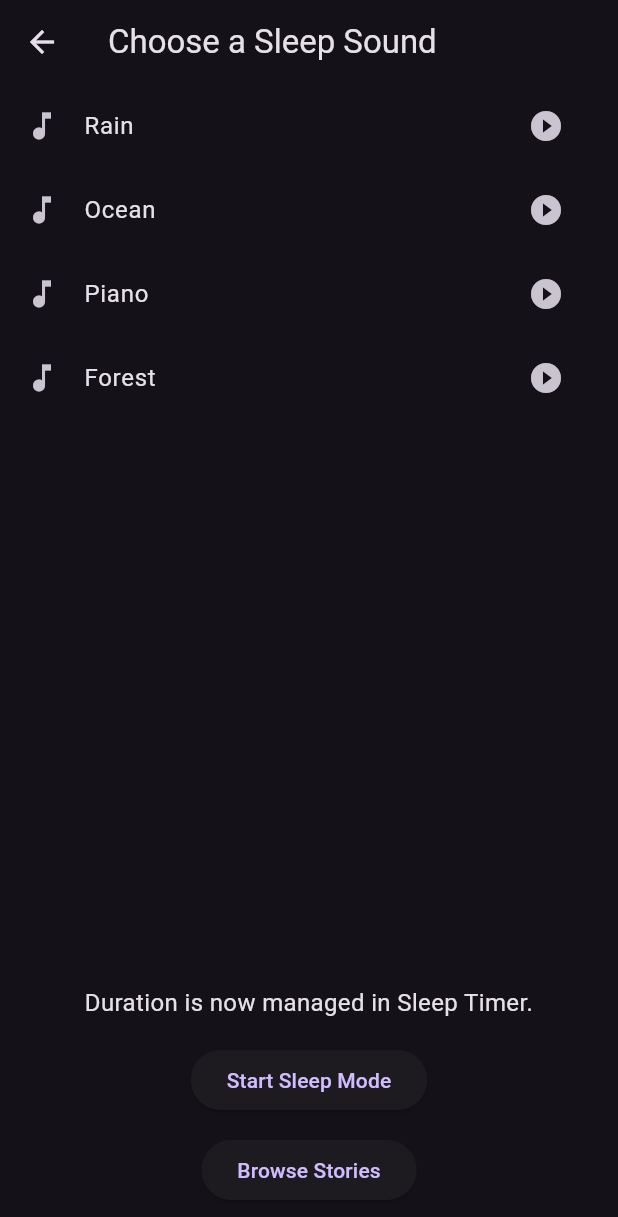
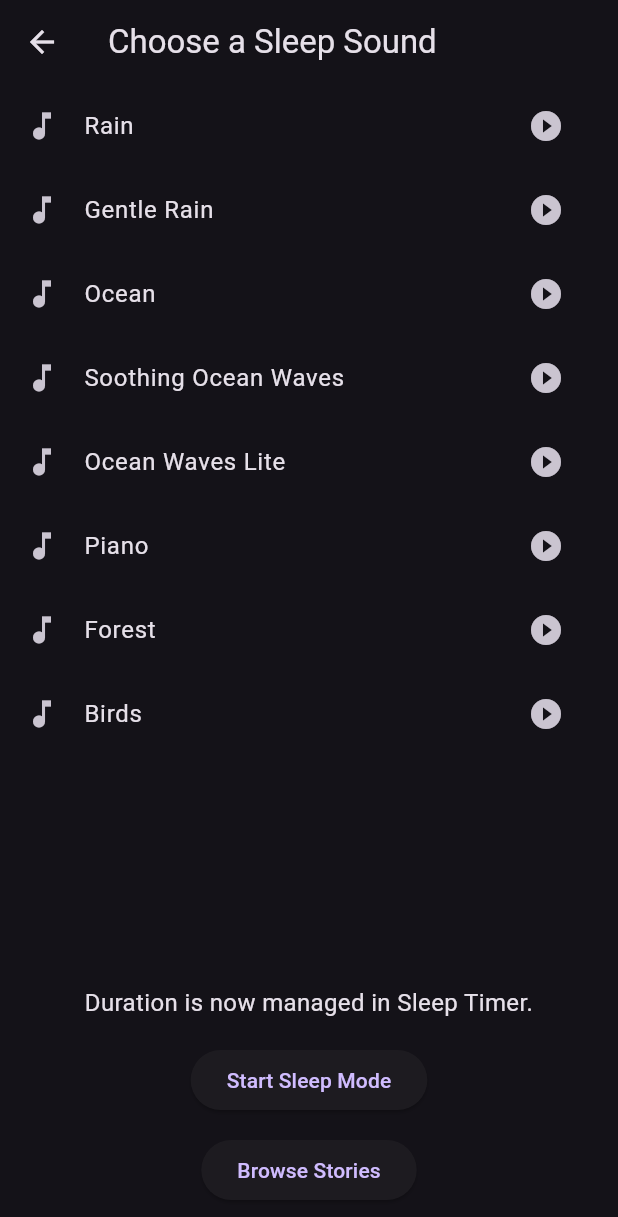
Before and after one commit to williamlebbie9-art/sleep-app, a Flutter app: the SoundSelectionScreen screen opened directly, on a phone screen of 412 x 824 dp. Shown: the top 1217 px of the screen. Run offline on Flutter 3.47's test engine with Material 3 defaults, Android fonts, the light colour scheme and no system bars; our stand-ins replace app_links, audioplayers, cloud_firestore, firebase_auth, firebase_core, flutter_local_notifications and 5 more; missing offline and left inert: purchases_flutter; accounts and stored records are empty.

Commit message:
feat: add new looping sleep sounds

```diff
--- a/lib/screens/activate_sleep_lock_screen.dart
+++ b/lib/screens/activate_sleep_lock_screen.dart
@@ -47,9 +47,13 @@ class _ActivateSleepLockScreenState extends State<ActivateSleepLockScreen> {
 
   final List<Map<String, String>> sounds = [
     {'name': 'Rain', 'file': 'sounds/rain.mp3'},
+    {'name': 'Gentle Rain', 'file': 'sounds/gentle-rain-07-437321.mp3'},
     {'name': 'Ocean', 'file': 'sounds/ocean.mp3'},
+    {'name': 'Soothing Ocean Waves', 'file': 'sounds/soothing-ocean-waves.mp3'},
+    {'name': 'Ocean Waves Lite', 'file': 'sounds/ocean-waves-112906 (1).mp3'},
     {'name': 'Piano', 'file': 'sounds/piano.mp3'},
     {'name': 'Forest', 'file': 'sounds/forest.mp3'},
+    {'name': 'Birds', 'file': 'sounds/birds-19624.mp3'},
   ];
 
   final List<int> durations = [180, 240, 360, 480];
--- a/lib/screens/dashboard_screen.dart
+++ b/lib/screens/dashboard_screen.dart
@@ -39,9 +39,13 @@ class _DashboardScreenState extends State<DashboardScreen>
   final ImagePicker _imagePicker = ImagePicker();
   static const List<Map<String, String>> _availableSounds = [
     {'name': 'Rain', 'file': 'sounds/rain.mp3'},
+    {'name': 'Gentle Rain', 'file': 'sounds/gentle-rain-07-437321.mp3'},
     {'name': 'Ocean', 'file': 'sounds/ocean.mp3'},
+    {'name': 'Soothing Ocean Waves', 'file': 'sounds/soothing-ocean-waves.mp3'},
+    {'name': 'Ocean Waves Lite', 'file': 'sounds/ocean-waves-112906 (1).mp3'},
     {'name': 'Piano', 'file': 'sounds/piano.mp3'},
     {'name': 'Forest', 'file': 'sounds/forest.mp3'},
+    {'name': 'Birds', 'file': 'sounds/birds-19624.mp3'},
   ];
 
   @override
--- a/lib/sound_selection.dart
+++ b/lib/sound_selection.dart
@@ -17,9 +17,13 @@ class _SoundSelectionScreenState extends State<SoundSelectionScreen> {
 
   final List<Map<String, String>> sounds = [
     {"name": "Rain", "file": "sounds/rain.mp3"},
+    {"name": "Gentle Rain", "file": "sounds/gentle-rain-07-437321.mp3"},
     {"name": "Ocean", "file": "sounds/ocean.mp3"},
+    {"name": "Soothing Ocean Waves", "file": "sounds/soothing-ocean-waves.mp3"},
+    {"name": "Ocean Waves Lite", "file": "sounds/ocean-waves-112906 (1).mp3"},
     {"name": "Piano", "file": "sounds/piano.mp3"},
     {"name": "Forest", "file": "sounds/forest.mp3"},
+    {"name": "Birds", "file": "sounds/birds-19624.mp3"},
   ];
 
   String? _savedSoundPath;
```
Also changed, not shown: 4 other files.
